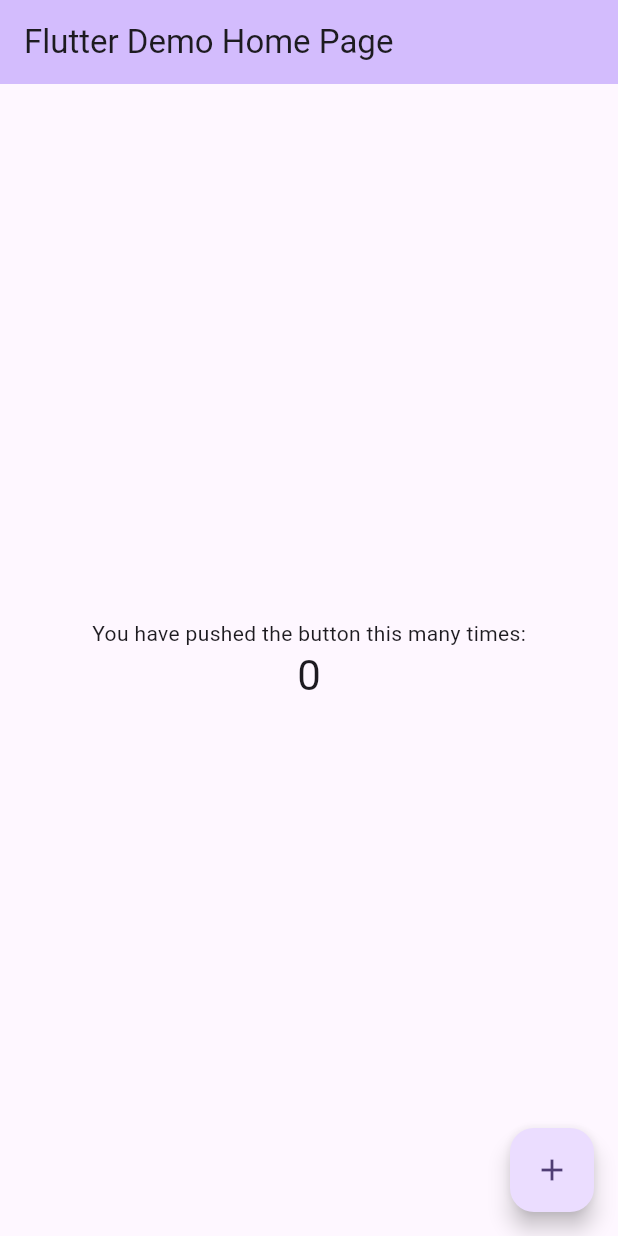
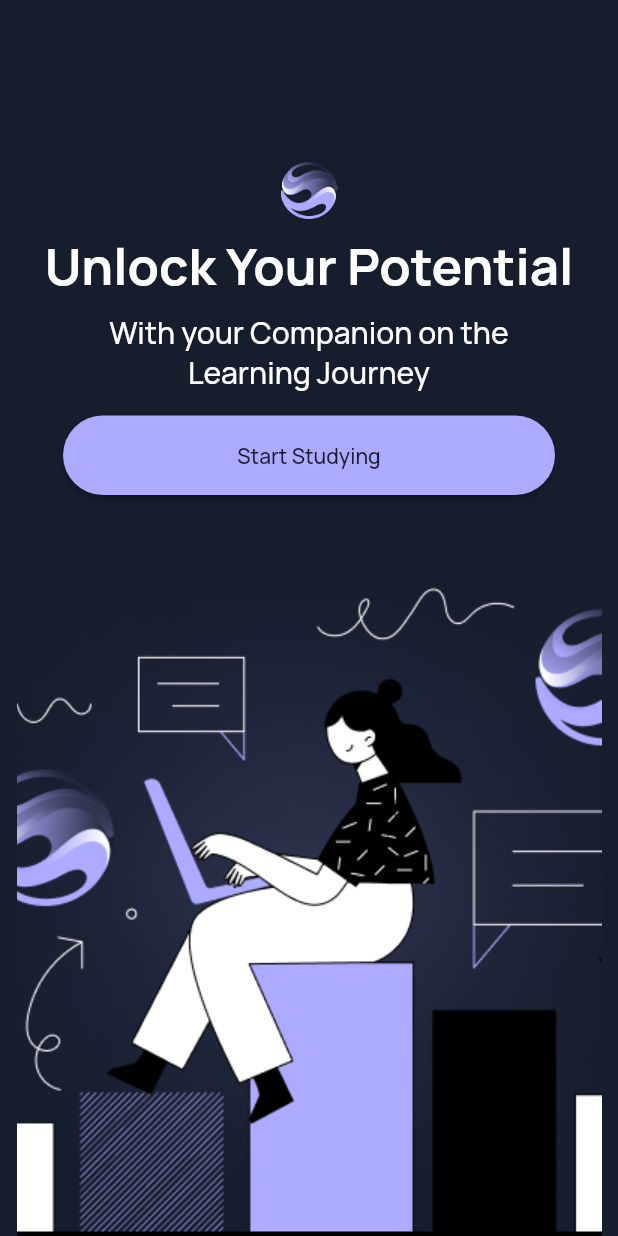
Before and after one commit to funky-dev99/Online-Course-Application, a Flutter app: the screen it shows after launch, on a phone screen of 412 x 824 dp. Run offline on Flutter 3.47's test engine with Material 2 defaults, Android fonts, the phone set to English and light mode, and no system bars.

Commit message:
Splash Screen Added

```diff
--- /dev/null
+++ b/online_course_application/lib/colors.dart
@@ -0,0 +1,11 @@
+import 'dart:ui';
+
+class AppColor {
+
+  static Color appPowderBlue = const Color(0xFFADABFF);
+  static Color appRichBlack = const Color(0xFF161D2D);
+  static Color appCharcoal = const Color(0xFF3F495F);
+  static Color appGhostWhite = const Color(0xFFE8E9F2);
+  static Color appWhite = const Color(0xFFFFFFFF);
+  static Color appBlack = const Color(0xFF000000);
+}
--- /dev/null
+++ b/online_course_application/lib/components/custom_button.dart
@@ -0,0 +1,37 @@
+import 'package:flutter/material.dart';
+import 'package:online_course_application/colors.dart';
+
+class CustomButton extends StatelessWidget {
+  final VoidCallback? onPressed;
+  final String childText;
+
+  const CustomButton({
+    Key? key,
+    required this.onPressed,
+    required this.childText,
+  }) : super(key: key);
+
+  @override
+  Widget build(BuildContext context) {
+    return SizedBox(
+      width: 328, // Fixed width
+      height: 53, // Fixed height
+      child: ElevatedButton(
+        onPressed: onPressed,
+        style: ElevatedButton.styleFrom(
+          backgroundColor: AppColor.appPowderBlue, // Light purple color
+          shape: RoundedRectangleBorder(
+            borderRadius: BorderRadius.circular(30),
+          ),
+          padding: EdgeInsets.zero, // Remove default padding
+        ),
+        child: Center(
+          child: Text(
+            childText,
+            style:  TextStyle(fontSize: 14,color: AppColor.appRichBlack),
+          ),
+        ),
+      ),
+    );
+  }
+}
--- a/online_course_application/lib/main.dart
+++ b/online_course_application/lib/main.dart
@@ -1,4 +1,5 @@
 import 'package:flutter/material.dart';
+import 'package:online_course_application/pages/splash_screen.dart';
 
 void main() {
   runApp(const MyApp());
@@ -10,116 +11,13 @@ class MyApp extends StatelessWidget {
   // This widget is the root of your application.
   @override
   Widget build(BuildContext context) {
-    return MaterialApp(
-      title: 'Flutter Demo',
+    return  MaterialApp(
       theme: ThemeData(
-        // This is the theme of your application.
-        //
-        // TRY THIS: Try running your application with "flutter run". You'll see
-        // the application has a blue toolbar. Then, without quitting the app,
-        // try changing the seedColor in the colorScheme below to Colors.green
-        // and then invoke "hot reload" (save your changes or press the "hot
-        // reload" button in a Flutter-supported IDE, or press "r" if you used
-        // the command line to start the app).
-        //
-        // Notice that the counter didn't reset back to zero; the application
-        // state is not lost during the reload. To reset the state, use hot
-        // restart instead.
-        //
-        // This works for code too, not just values: Most code changes can be
-        // tested with just a hot reload.
-        colorScheme: ColorScheme.fromSeed(seedColor: Colors.deepPurple),
-        useMaterial3: true,
+        fontFamily: 'Manrope',
+        // Define other theme properties if needed
       ),
-      home: const MyHomePage(title: 'Flutter Demo Home Page'),
+      debugShowCheckedModeBanner: false,
+      home:  const SplashScreen(),
     );
   }
 }
-
-class MyHomePage extends StatefulWidget {
-  const MyHomePage({super.key, required this.title});
-
-  // This widget is the home page of your application. It is stateful, meaning
-  // that it has a State object (defined below) that contains fields that affect
-  // how it looks.
-
-  // This class is the configuration for the state. It holds the values (in this
-  // case the title) provided by the parent (in this case the App widget) and
-  // used by the build method of the State. Fields in a Widget subclass are
-  // always marked "final".
-
-  final String title;
-
-  @override
-  State<MyHomePage> createState() => _MyHomePageState();
-}
-
-class _MyHomePageState extends State<MyHomePage> {
-  int _counter = 0;
-
-  void _incrementCounter() {
-    setState(() {
-      // This call to setState tells the Flutter framework that something has
-      // changed in this State, which causes it to rerun the build method below
-      // so that the display can reflect the updated values. If we changed
-      // _counter without calling setState(), then the build method would not be
-      // called again, and so nothing would appear to happen.
-      _counter++;
-    });
-  }
-
-  @override
-  Widget build(BuildContext context) {
-    // This method is rerun every time setState is called, for instance as done
-    // by the _incrementCounter method above.
-    //
-    // The Flutter framework has been optimized to make rerunning build methods
-    // fast, so that you can just rebuild anything that needs updating rather
-    // than having to individually change instances of widgets.
-    return Scaffold(
-      appBar: AppBar(
-        // TRY THIS: Try changing the color here to a specific color (to
-        // Colors.amber, perhaps?) and trigger a hot reload to see the AppBar
-        // change color while the other colors stay the same.
-        backgroundColor: Theme.of(context).colorScheme.inversePrimary,
-        // Here we take the value from the MyHomePage object that was created by
-        // the App.build method, and use it to set our appbar title.
-        title: Text(widget.title),
-      ),
-      body: Center(
-        // Center is a layout widget. It takes a single child and positions it
-        // in the middle of the parent.
-        child: Column(
-          // Column is also a layout widget. It takes a list of children and
-          // arranges them vertically. By default, it sizes itself to fit its
-          // children horizontally, and tries to be as tall as its parent.
-          //
-          // Column has various properties to control how it sizes itself and
-          // how it positions its children. Here we use mainAxisAlignment to
-          // center the children vertically; the main axis here is the vertical
-          // axis because Columns are vertical (the cross axis would be
-          // horizontal).
-          //
-          // TRY THIS: Invoke "debug painting" (choose the "Toggle Debug Paint"
-          // action in the IDE, or press "p" in the console), to see the
-          // wireframe for each widget.
-          mainAxisAlignment: MainAxisAlignment.center,
-          children: <Widget>[
-            const Text(
-              'You have pushed the button this many times:',
-            ),
-            Text(
-              '$_counter',
-              style: Theme.of(context).textTheme.headlineMedium,
-            ),
-          ],
-        ),
-      ),
-      floatingActionButton: FloatingActionButton(
-        onPressed: _incrementCounter,
-        tooltip: 'Increment',
-        child: const Icon(Icons.add),
-      ), // This trailing comma makes auto-formatting nicer for build methods.
-    );
-  }
-}
--- /dev/null
+++ b/online_course_application/lib/pages/splash_screen.dart
@@ -0,0 +1,60 @@
+import 'package:flutter/material.dart';
+import 'package:online_course_application/colors.dart';
+import 'package:online_course_application/components/custom_button.dart';
+
+class SplashScreen extends StatelessWidget {
+  const SplashScreen({super.key});
+
+  @override
+  Widget build(BuildContext context) {
+    return Scaffold(
+      backgroundColor: AppColor.appRichBlack,
+      body: SafeArea(
+        child: Column(
+          mainAxisAlignment: MainAxisAlignment.end,
+          crossAxisAlignment: CrossAxisAlignment.center,
+          children: [
+            const SizedBox(
+              height: 50,
+              width: double.infinity,
+            ),
+            Image.asset(
+              'images/logo-element.png',
+              height: 38,
+            ),
+            const Padding(
+              padding: EdgeInsets.all(8.0),
+              child: Text(
+                'Unlock Your Potential',
+                style: TextStyle(
+                    fontSize: 34,
+                    fontWeight: FontWeight.w700,
+                    color: Colors.white),
+              ),
+            ),
+            const Text(
+              'With your Companion on the \nLearning Journey',
+              textAlign: TextAlign.center,
+              style: TextStyle(
+                  fontSize: 20,
+                  fontWeight: FontWeight.w500,
+                  color: Colors.white),
+            ),
+
+            const SizedBox(height: 15,),
+            CustomButton(
+              onPressed: () {},
+              childText: 'Start Studying',
+            ),
+
+            const SizedBox(height: 30,),
+
+            Image.asset("images/splash-screen-img.png")
+
+
+          ],
+        ),
+      ),
+    );
+  }
+}
```
Also changed, not shown: online_course_application/pubspec.yaml (+18 -13 lines), online_course_application/fonts/Manrope-Bold.ttf (added), online_course_application/fonts/Manrope-ExtraBold.ttf (added), online_course_application/fonts/Manrope-ExtraLight.ttf (added), online_course_application/fonts/Manrope-Light.ttf (added), online_course_application/fonts/Manrope-Medium.ttf (added), online_course_application/fonts/Manrope-Regular.ttf (added), online_course_application/fonts/Manrope-SemiBold.ttf (added), online_course_application/images/logo-element.png (added), online_course_application/images/splash-screen-img.png (added).
